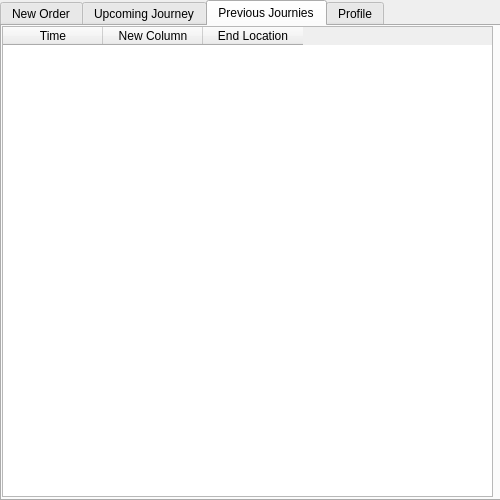
1412kauti/ProjectHurricane, file UI/DriverScreen.ui: the form before one commit.
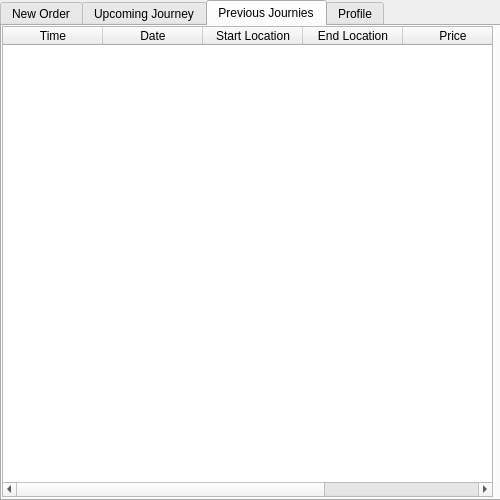
The form after the commit. The open tabs and pages were chosen to show the change.

Diff of the .ui file:
```diff
--- a/UI/DriverScreen.ui
+++ b/UI/DriverScreen.ui
@@ -224,7 +224,12 @@
      </column>
      <column>
       <property name="text">
-       <string>New Column</string>
+       <string>Date</string>
+      </property>
+     </column>
+     <column>
+      <property name="text">
+       <string>Start Location</string>
       </property>
      </column>
      <column>
@@ -232,6 +237,16 @@
        <string>End Location</string>
       </property>
      </column>
+     <column>
+      <property name="text">
+       <string>Price</string>
+      </property>
+     </column>
+     <column>
+      <property name="text">
+       <string>Distance</string>
+      </property>
+     </column>
     </widget>
    </widget>
    <widget class="QWidget" name="tab_5">
```
Left out of the diff: 2 changed lines with no effect on the pictures.
